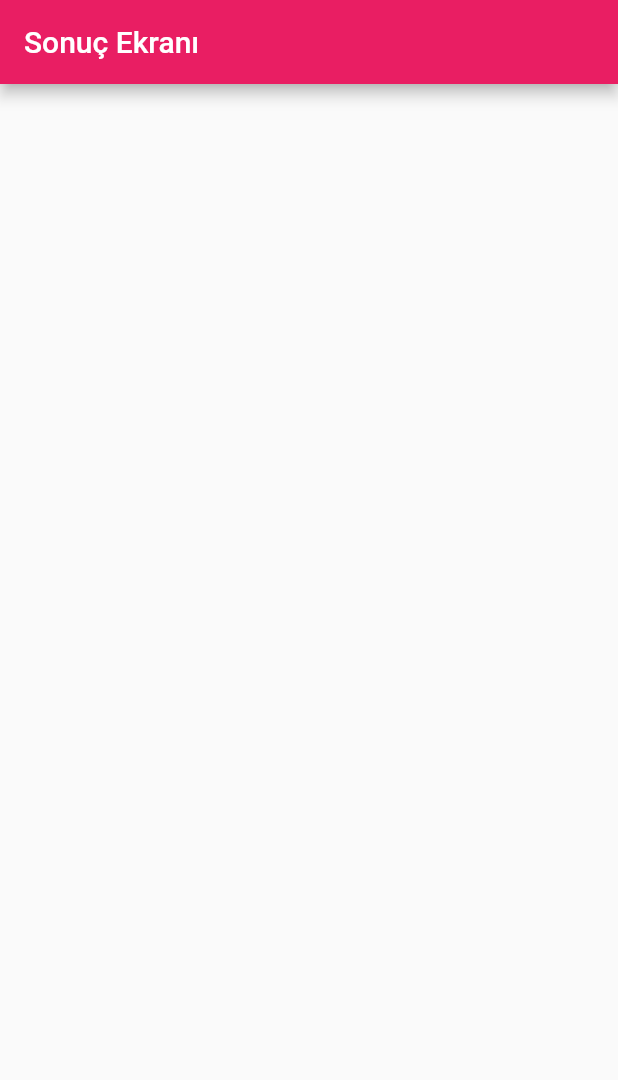
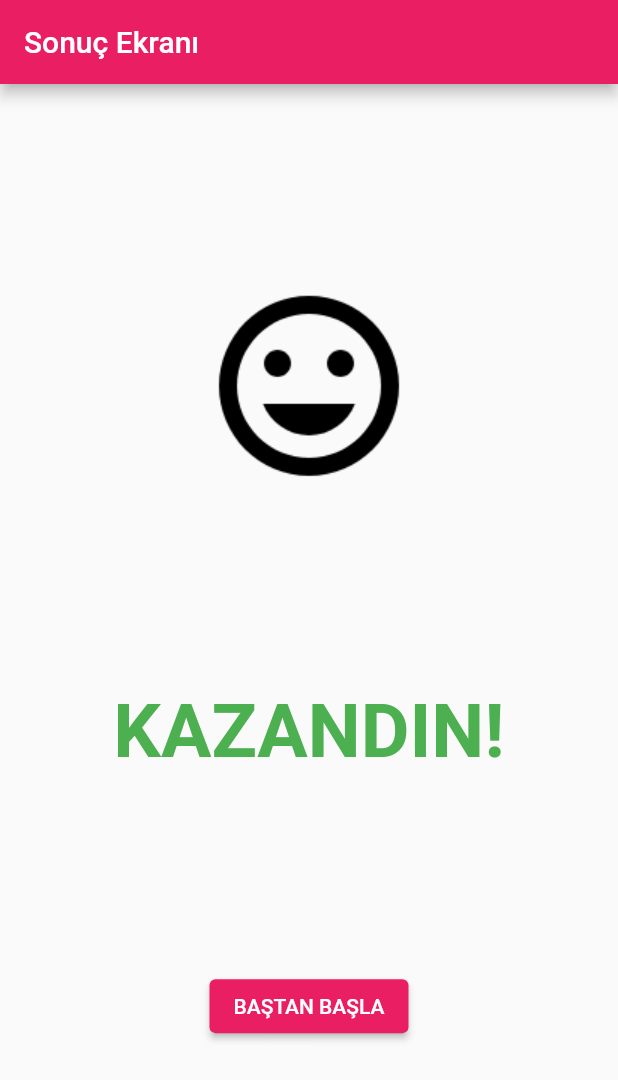
Before and after one commit to gokcetrgn/sayi_tahmin_oyunu_flutter, a Flutter app: the SonucEkrani screen opened directly, on a phone screen of 412 x 824 dp. Shown: the top 1080 px of the screen. Run offline on Flutter 3.47's test engine with Material 2 defaults, Android fonts, the phone set to English and light mode, and no system bars.

Commit message:
son page kodları yazıldı

```diff
--- a/lib/SonucEkrani.dart
+++ b/lib/SonucEkrani.dart
@@ -1,4 +1,5 @@
 import 'package:flutter/material.dart';
+import 'package:sayi_tahmin_oyunu/main.dart';
 
 class SonucEkrani extends StatefulWidget {
   const SonucEkrani({Key? key}) : super(key: key);
@@ -16,8 +17,21 @@ class _SonucEkraniState extends State<SonucEkrani> {
       ),
       body: Center(
         child: Column(
-          mainAxisAlignment: MainAxisAlignment.center,
+          mainAxisAlignment: MainAxisAlignment.spaceEvenly,
           children: [
+            Image.asset("images/mutlu_resim.png"),
+            Text("KAZANDIN!",
+              style: TextStyle(
+                fontSize: 50.0,
+                fontWeight: FontWeight.bold,
+                color: Colors.green,
+              ),
+            ),
+            ElevatedButton(
+                onPressed: (){
+                  Navigator.pop(context);
+                },
+                child: Text("BAŞTAN BAŞLA")),
           ],
         ),
       ),
```
Also changed, not shown: lib/main.dart (+1 -7 lines).
